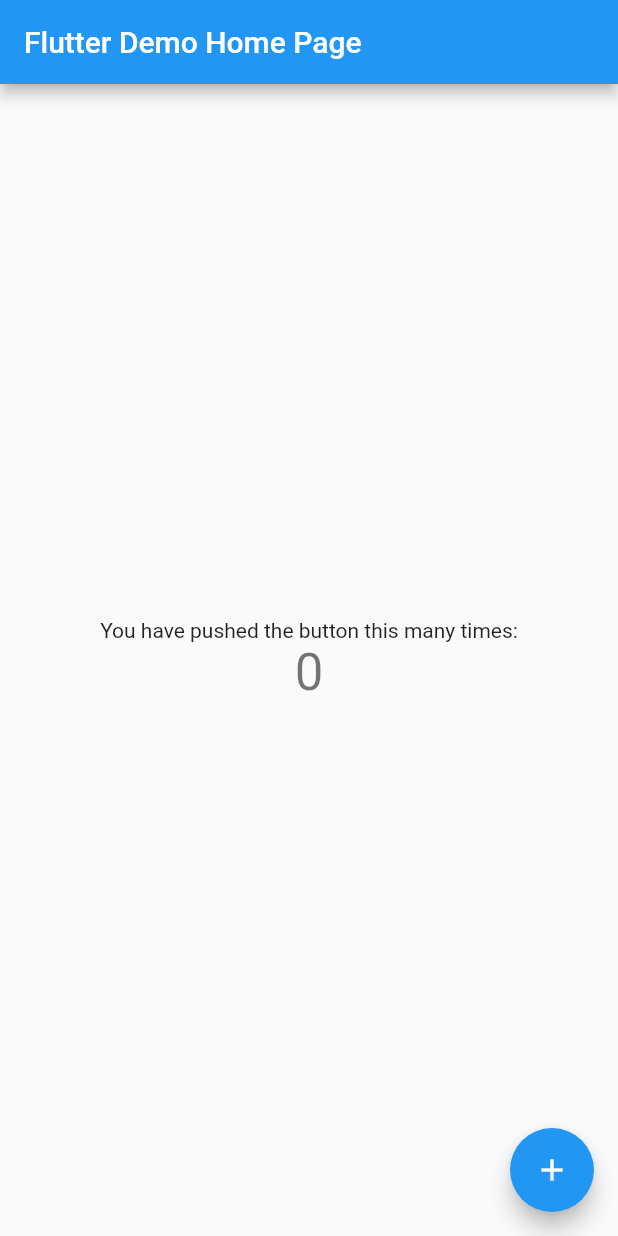
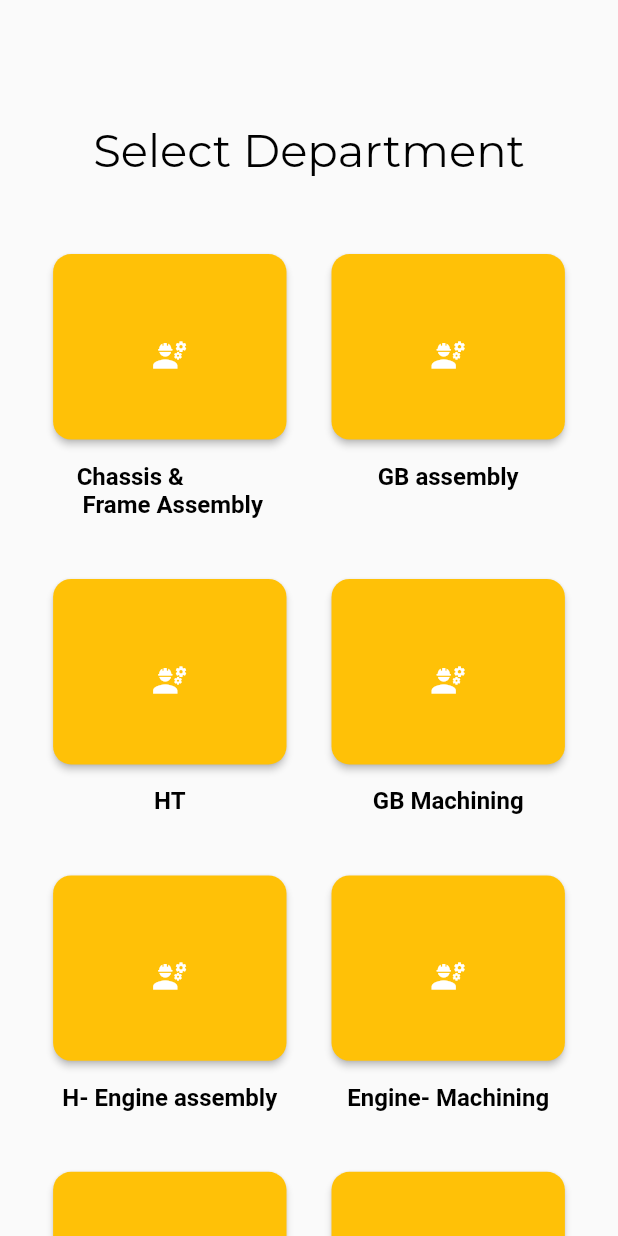
Before and after one commit to rachanaravindan/ashok_leyland_project_3, a Flutter app: the screen it shows after launch, on a phone screen of 412 x 824 dp. Run offline on Flutter 3.47's test engine with Material 2 defaults, Android fonts, the light colour scheme and no system bars; our stand-ins replace google_fonts, material_floating_search_bar, sizer.

Commit message:
completed select department screen/sneha

```diff
--- a/lib/constants.dart
+++ b/lib/constants.dart
@@ -1,7 +1,7 @@
 import 'package:flutter/material.dart';
 import 'package:flutter/painting.dart';
 
-class constants {
+class Constants {
   static const regularHeading =
       TextStyle(
         fontSize: 18.0,
@@ -9,8 +9,8 @@
        color: Colors.black);
 
   static const boldHeading=TextStyle(
-       fontSize: 22.0,
-       fontWeight: FontWeight.w600,
+       fontSize:30.0,
+       fontWeight: FontWeight.w700,
        color: Colors.black);
   static const regularDarkText=TextStyle(
        fontSize: 16.0,
--- a/lib/main.dart
+++ b/lib/main.dart
@@ -1,4 +1,6 @@
+import 'package:ashok_leyland_project_3/screens/select_department_screen.dart';
 import 'package:flutter/material.dart';
+
 
 void main() {
   runApp(MyApp());
@@ -8,58 +10,12 @@
   @override
   Widget build(BuildContext context) {
     return MaterialApp(
+      debugShowCheckedModeBanner: false ,
       title: 'Flutter Demo',
       theme: ThemeData(
         primarySwatch: Colors.blue,
       ),
-      home: MyHomePage(title: 'Flutter Demo Home Page'),
+      home: SelectDepartmentScreen(),
     );
   }
 }
-
-class MyHomePage extends StatefulWidget {
-  MyHomePage({Key key, this.title}) : super(key: key);
-
-  final String title;
-
-  @override
-  _MyHomePageState createState() => _MyHomePageState();
-}
-
-class _MyHomePageState extends State<MyHomePage> {
-  int _counter = 0;
-
-  void _incrementCounter() {
-    setState(() {
-      _counter++;
-    });
-  }
-
-  @override
-  Widget build(BuildContext context) {
-    return Scaffold(
-      appBar: AppBar(
-        title: Text(widget.title),
-      ),
-      body: Center(
-        child: Column(
-          mainAxisAlignment: MainAxisAlignment.center,
-          children: <Widget>[
-            Text(
-              'You have pushed the button this many times:',
-            ),
-            Text(
-              '$_counter',
-              style: Theme.of(context).textTheme.headline4,
-            ),
-          ],
-        ),
-      ),
-      floatingActionButton: FloatingActionButton(
-        onPressed: _incrementCounter,
-        tooltip: 'Increment',
-        child: Icon(Icons.add),
-      ),
-    );
-  }
-}
--- /dev/null
+++ b/lib/screens/select_department_screen.dart
@@ -0,0 +1,99 @@
+import 'package:flutter/material.dart';
+import 'package:ashok_leyland_project_3/constants.dart';
+import 'package:google_fonts/google_fonts.dart';
+import 'search_bar.dart';
+import 'package:sizer/sizer.dart';
+
+class SelectDepartmentScreen extends StatelessWidget {
+  Container departmentButton(String deptName, double heightVar, double widthVar) {
+    return Container(
+      child: Column(
+        children: [
+          ElevatedButton(
+            style: ElevatedButton.styleFrom(
+              shape: RoundedRectangleBorder(
+                  borderRadius: BorderRadius.circular(12)),
+              elevation: 2,
+              primary: Colors.amber, // background
+              onPrimary: Colors.white, // foreground
+            ),
+            onPressed: () {},
+            child: Container(
+              height: heightVar,
+              width: widthVar,
+              child: Icon(
+                Icons.engineering,
+              ),
+
+              padding: EdgeInsets.symmetric(vertical: 55, horizontal: 5),
+            ),
+          ),
+          SizedBox(
+            height: 15,
+          ),
+          Text(
+            deptName,
+            style: Constants.regularDarkText,
+          )
+        ],
+      ),
+    );
+  }
+
+  @override
+  Widget build(BuildContext context) {
+    return Sizer(builder: (context, orientation, deviceType) {
+      return SafeArea(
+        child: Scaffold(
+            body: SingleChildScrollView(
+          child: Column(
+            children: [
+              Container(
+                padding: EdgeInsets.only(top: 10.0.h),
+                child: Center(
+                  child: Text('Select Department',
+                      style: GoogleFonts.montserrat(
+                        textStyle: TextStyle(
+                             fontSize: 30,
+                            fontWeight: FontWeight.normal,
+                            color: Colors.black),
+                      )),
+                ),
+              ),
+              Container(
+                height: 10,
+
+                // child: Demo(), //search bar
+              ),
+              SizedBox(
+                height: 40,
+              ),
+              Container(
+                padding: EdgeInsets.only(bottom: 25),
+                child: Wrap(
+                  spacing: 30,
+                  runSpacing: 40,
+                  alignment: WrapAlignment.start,
+                  children: [
+                    departmentButton('Chassis & \n Frame Assembly', 15.0.h, 15.0.h),
+                    departmentButton('GB assembly', 15.0.h, 15.0.h),
+                    departmentButton('HT', 15.0.h, 15.0.h),
+                    departmentButton('GB Machining', 15.0.h, 15.0.h),
+                    departmentButton('H- Engine assembly', 15.0.h, 15.0.h),
+                    departmentButton('Engine- Machining', 15.0.h, 15.0.h),
+                    departmentButton('A- Engine Assembly', 15.0.h, 15.0.h),
+                    departmentButton('A-Engine Machining', 15.0.h, 15.0.h),
+                    departmentButton('Axle Assembly', 15.0.h, 15.0.h),
+                    departmentButton('Axle Machining', 15.0.h, 15.0.h),
+
+
+                  ],
+                ),
+              ),
+            ],
+          ),
+        )),
+      );
+    });
+  }
+}
--- a/pubspec.yaml
+++ b/pubspec.yaml
@@ -13,6 +13,10 @@
     sdk: flutter
 
   cupertino_icons: ^1.0.2
+  getflutter: ^1.1.3
+  google_fonts: ^2.0.0
+  material_floating_search_bar: ^0.3.5
+  sizer: ^2.0.15
 
 dev_dependencies:
   flutter_test:
```
Also changed, not shown: lib/screens/search_bar.dart (added, +82 -0 lines), lib/widgets/custom_input.dart (+6 -6 lines), pubspec.lock.
